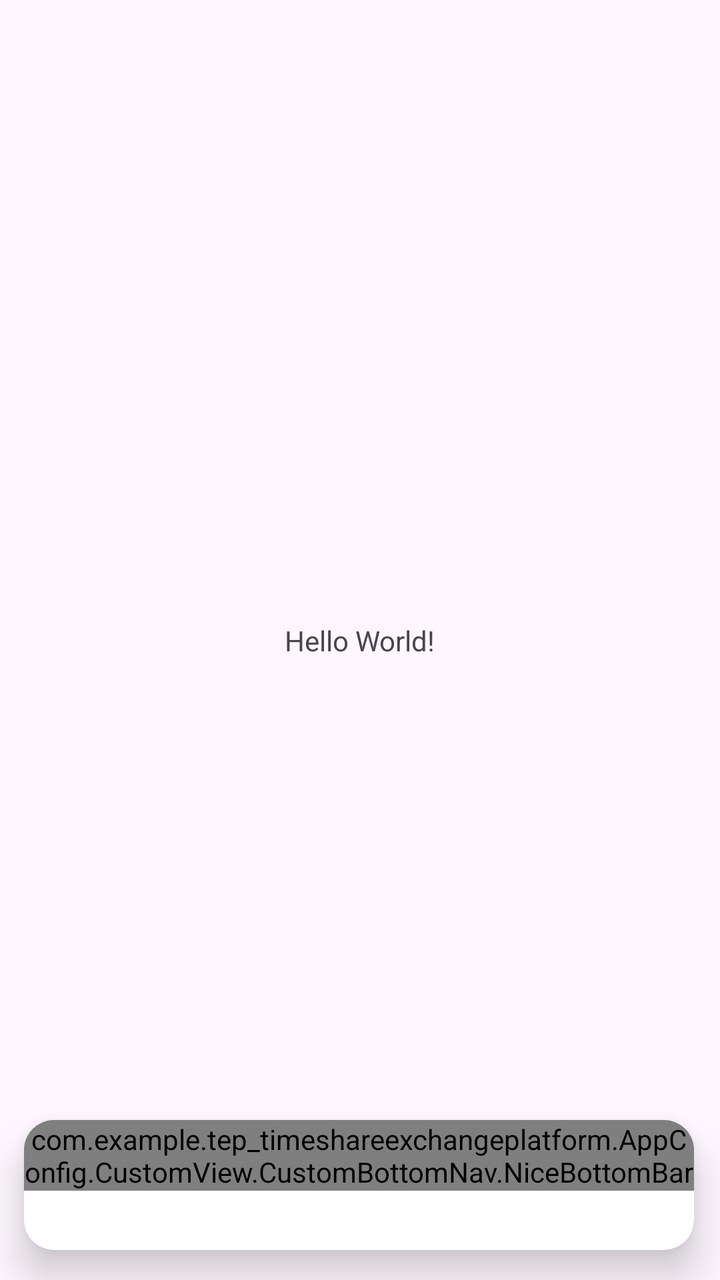
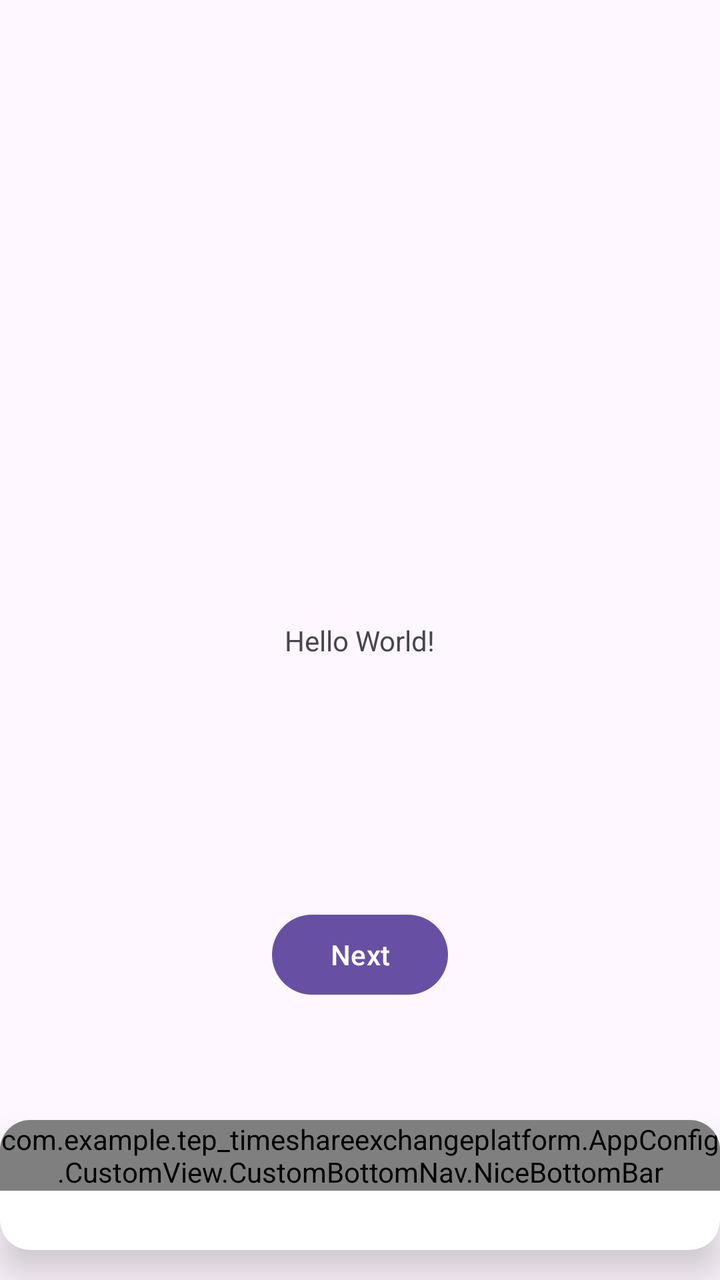

Screens rendered from an Android XML layout before and after an edit, with the pre-edit source and the edit as a unified diff.
<!-- AndroidManifest.xml: application theme Theme.TEPTimeshareExchangePlatform -->
<!-- res/layout/activity_main.xml -->
<?xml version="1.0" encoding="utf-8"?>
<androidx.constraintlayout.widget.ConstraintLayout xmlns:android="http://schemas.android.com/apk/res/android"
    xmlns:app="http://schemas.android.com/apk/res-auto"
    xmlns:tools="http://schemas.android.com/tools"
    android:id="@+id/main"
    android:layout_width="match_parent"
    android:layout_height="match_parent"
    tools:context=".UI.Activity.MainActivity.MainActivity">

    <TextView
        android:id="@+id/tv_user"
        android:layout_width="wrap_content"
        android:layout_height="wrap_content"
        android:text="Hello World!"
        app:layout_constraintBottom_toBottomOf="parent"
        app:layout_constraintEnd_toEndOf="parent"
        app:layout_constraintStart_toStartOf="parent"
        app:layout_constraintTop_toTopOf="parent" />

    <androidx.viewpager2.widget.ViewPager2
        android:id="@+id/vp2Main"
        android:layout_width="match_parent"
        android:layout_height="match_parent"
        app:layout_constraintBottom_toBottomOf="parent"
        tools:layout_editor_absoluteX="0dp">
    </androidx.viewpager2.widget.ViewPager2>


    <androidx.cardview.widget.CardView
        android:layout_width="match_parent"
        android:layout_height="65dp"
        app:cardCornerRadius="15dp"
        android:layout_marginStart="12dp"
        android:layout_marginEnd="13dp"
        android:translationZ="10dp"
        android:layout_marginBottom="15dp"
        app:layout_constraintBottom_toBottomOf="parent">

        <com.example.tep_timeshareexchangeplatform.AppConfig.CustomView.CustomBottomNav.NiceBottomBar
            android:id="@+id/niceBottomNav"
            android:layout_width="match_parent"
            android:layout_height="wrap_content"
            app:menu="@menu/menu"
            app:layout_constraintBottom_toBottomOf="parent">

        </com.example.tep_timeshareexchangeplatform.AppConfig.CustomView.CustomBottomNav.NiceBottomBar>
    </androidx.cardview.widget.CardView>







</androidx.constraintlayout.widget.ConstraintLayout>
<!-- resources referenced by this layout -->
<resources>
  <style name="Theme.TEPTimeshareExchangePlatform" parent="Base.Theme.TEPTimeshareExchangePlatform" />
  <style name="Base.Theme.TEPTimeshareExchangePlatform" parent="Theme.Material3.DayNight.NoActionBar">
          
          
      </style>
</resources>

<!-- the commit's change to res/layout/activity_main.xml (unified diff, before → after) -->
@@ -17,6 +17,18 @@
         app:layout_constraintStart_toStartOf="parent"
         app:layout_constraintTop_toTopOf="parent" />
 
+    <Button
+        android:id="@+id/btn_nextPerson"
+        android:text="Next"
+        android:layout_width="wrap_content"
+        android:layout_height="wrap_content"
+        app:layout_constraintBottom_toBottomOf="@+id/cardView"
+        app:layout_constraintEnd_toEndOf="parent"
+        app:layout_constraintStart_toStartOf="parent"
+        app:layout_constraintTop_toBottomOf="@+id/tv_user">
+
+    </Button>
+
     <androidx.viewpager2.widget.ViewPager2
         android:id="@+id/vp2Main"
         android:layout_width="match_parent"
@@ -27,21 +39,21 @@
 
 
     <androidx.cardview.widget.CardView
+        android:id="@+id/cardView"
         android:layout_width="match_parent"
         android:layout_height="65dp"
+        android:layout_marginBottom="15dp"
+        android:translationZ="10dp"
         app:cardCornerRadius="15dp"
-        android:layout_marginStart="12dp"
-        android:layout_marginEnd="13dp"
-        android:translationZ="10dp"
-        android:layout_marginBottom="15dp"
-        app:layout_constraintBottom_toBottomOf="parent">
+        app:layout_constraintBottom_toBottomOf="parent"
+        tools:layout_editor_absoluteX="12dp">
 
         <com.example.tep_timeshareexchangeplatform.AppConfig.CustomView.CustomBottomNav.NiceBottomBar
             android:id="@+id/niceBottomNav"
             android:layout_width="match_parent"
             android:layout_height="wrap_content"
-            app:menu="@menu/menu"
-            app:layout_constraintBottom_toBottomOf="parent">
+            app:layout_constraintBottom_toBottomOf="parent"
+            app:menu="@menu/menu">
 
         </com.example.tep_timeshareexchangeplatform.AppConfig.CustomView.CustomBottomNav.NiceBottomBar>
     </androidx.cardview.widget.CardView>
